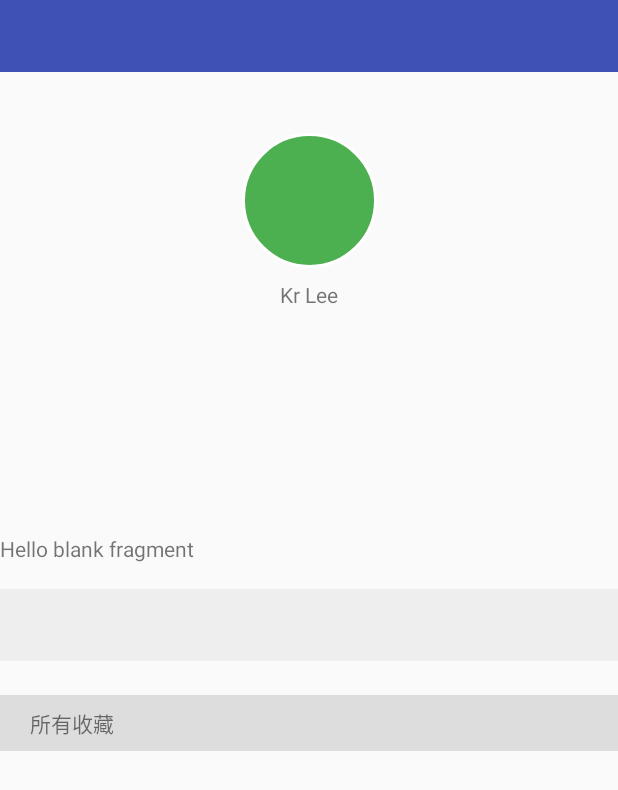
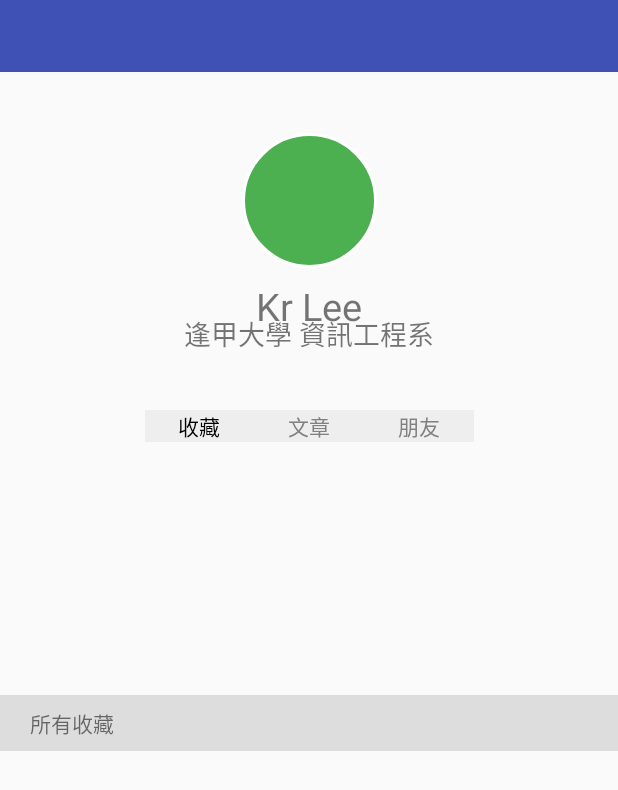
Before and after one commit to kiam123/FinalProject, an Android app: the fragment HomePageFragment shown on its own in the app's theme, on a phone screen of 412 x 824 dp. Shown: the top 790 px of the screen. Run offline under Robolectric (Android 15) with nearby library versions, the phone set to English and light mode, and no system bars.

Commit message:
update home pager fragment

```diff
--- a/app/src/main/java/tw/edu/fcu/recommendedfood/Activity/HomePageFragment.java
+++ b/app/src/main/java/tw/edu/fcu/recommendedfood/Activity/HomePageFragment.java
@@ -22,6 +22,7 @@ public class HomePageFragment extends Fragment {
     private ArrayList<Fragment> fragmentArrayList = new ArrayList<Fragment>();
     private ViewPager viewPager;
     private TabLayout mTabLayout;
+    private String[] mTitles = {"收藏","文章","朋友"};
 
     public HomePageFragment() {
         // Required empty public constructor
@@ -35,7 +36,6 @@ public class HomePageFragment extends Fragment {
         initFragment();
         initView(viewGroup);
 
-
         return viewGroup;
     }
 
@@ -43,7 +43,7 @@ public class HomePageFragment extends Fragment {
     public void initView(ViewGroup viewGroup){//不一定要用viewGroup，也可以直接使用getView()
         viewPager = (ViewPager) viewGroup.findViewById(R.id.viewpager);
         mTabLayout = (TabLayout) viewGroup.findViewById(R.id.tabs);
-        viewPager.setAdapter(new SimpleFragmentPagerAdapter(getChildFragmentManager(),fragmentArrayList));
+        viewPager.setAdapter(new SimpleFragmentPagerAdapter(getChildFragmentManager(),fragmentArrayList,mTitles));
         mTabLayout.setupWithViewPager(viewPager);
     }
 
@@ -58,9 +58,12 @@ public class HomePageFragment extends Fragment {
     //設定viewpager的adapter
     class SimpleFragmentPagerAdapter extends FragmentPagerAdapter {
         ArrayList<Fragment> fragmentArrayList = new ArrayList<Fragment>();
-        public SimpleFragmentPagerAdapter(FragmentManager fm, ArrayList<Fragment> fragmentArrayList) {
+        String[] mTitles;
+
+        public SimpleFragmentPagerAdapter(FragmentManager fm, ArrayList<Fragment> fragmentArrayList, String[] mTitles) {
             super(fm);
             this.fragmentArrayList = fragmentArrayList;
+            this.mTitles = mTitles;
         }
 
         @Override
@@ -72,5 +75,10 @@ public class HomePageFragment extends Fragment {
         public int getCount() {
             return fragmentArrayList.size();
         }
+
+        @Override
+        public CharSequence getPageTitle(int position) {
+            return mTitles[position];
+        }
     }
 }
--- a/app/src/main/res/layout/fragment_home_page_friends.xml
+++ b/app/src/main/res/layout/fragment_home_page_friends.xml
@@ -5,9 +5,9 @@
     tools:context="tw.edu.fcu.recommendedfood.Activity.HomePageFriendsFragment">
 
     <!-- TODO: Update blank fragment layout -->
-    <TextView
+
+    <ListView
+        android:id="@+id/listview"
         android:layout_width="match_parent"
-        android:layout_height="match_parent"
-        android:text="@string/hello_blank_fragment" />
-
+        android:layout_height="match_parent" />
 </FrameLayout>
--- a/app/src/main/res/layout/fragment_home_page_self_article.xml
+++ b/app/src/main/res/layout/fragment_home_page_self_article.xml
@@ -5,9 +5,9 @@
     tools:context="tw.edu.fcu.recommendedfood.Activity.HomePageSelfArticleFragment">
 
     <!-- TODO: Update blank fragment layout -->
-    <TextView
+
+    <ListView
+        android:id="@+id/listview"
         android:layout_width="match_parent"
-        android:layout_height="match_parent"
-        android:text="@string/hello_blank_fragment" />
-
+        android:layout_height="match_parent" />
 </FrameLayout>
--- a/app/src/main/res/layout/fragment_homepage.xml
+++ b/app/src/main/res/layout/fragment_homepage.xml
@@ -47,19 +47,55 @@
             android:layout_width="wrap_content"
             android:layout_height="wrap_content"
             android:text="Kr Lee"
+            android:layout_marginStart="8dp"
             android:layout_marginTop="8dp"
+            android:layout_marginEnd="8dp"
+            android:layout_marginLeft="8dp"
+            android:layout_marginRight="8dp"
+            android:textSize="25dp"
             app:layout_constraintTop_toBottomOf="@+id/layoutWithCircleDrawable"
+            app:layout_constraintLeft_toLeftOf="parent"
+            app:layout_constraintRight_toRightOf="parent"
+            />
+
+
+        <TextView
+            android:id="@+id/textView7"
+            android:layout_width="wrap_content"
+            android:layout_height="wrap_content"
+            android:text="逢甲大學 資訊工程系"
+            android:layout_marginTop="8dp"
+            android:layout_marginBottom="8dp"
             android:layout_marginLeft="8dp"
+            android:layout_marginRight="8dp"
+            android:textSize="18dp"
+            app:layout_constraintTop_toTopOf="parent"
+            app:layout_constraintBottom_toBottomOf="@+id/linearLayout2"
+            app:layout_constraintVertical_bias="0.32"
             app:layout_constraintLeft_toLeftOf="parent"
-            android:layout_marginRight="8dp"
             app:layout_constraintRight_toRightOf="parent"
             android:layout_marginStart="8dp"
             android:layout_marginEnd="8dp" />
 
+        <LinearLayout
+            android:layout_width="219dp"
+            android:layout_height="45dp"
+            android:layout_marginStart="8dp"
+            android:layout_marginEnd="8dp"
+            android:layout_marginRight="8dp"
+            app:layout_constraintRight_toRightOf="parent"
+            android:layout_marginLeft="8dp"
+            app:layout_constraintLeft_toLeftOf="parent"
+            app:layout_constraintTop_toTopOf="parent"
+            android:layout_marginTop="8dp"
+            app:layout_constraintBottom_toBottomOf="@+id/linearLayout2"
+            android:layout_marginBottom="8dp"
+            app:layout_constraintHorizontal_bias="0.503"
+            app:layout_constraintVertical_bias="0.474">
 
             <android.support.design.widget.TabLayout
                 android:id="@+id/tabs"
-            android:layout_width="0dp"
+                android:layout_width="match_parent"
                 android:layout_height="wrap_content"
                 android:background="#EEEEEE"
                 app:layout_constraintBottom_toBottomOf="parent"
@@ -67,10 +103,11 @@
                 app:layout_constraintLeft_toLeftOf="parent"
                 app:layout_constraintRight_toRightOf="parent"
                 app:layout_constraintTop_toTopOf="parent"
+                app:layout_constraintVertical_bias="0.473"
                 app:tabIndicatorHeight="0dp"
                 app:tabSelectedTextColor="#000"
-            app:tabTextColor="#fff"
-            app:layout_constraintVertical_bias="0.473" />
+                app:tabTextColor="#808080" />
+        </LinearLayout>
 
         <LinearLayout
             android:layout_width="0dp"
@@ -103,7 +140,8 @@
             app:layout_constraintHorizontal_bias="0.0"
             app:layout_constraintLeft_toLeftOf="parent"
             app:layout_constraintRight_toRightOf="parent"
-            app:layout_constraintTop_toTopOf="parent">
+            app:layout_constraintTop_toTopOf="parent"
+            android:id="@+id/linearLayout2">
 
             <tw.edu.fcu.recommendedfood.Widget.ChildViewPager
                 android:id="@+id/viewpager"
--- a/app/src/main/res/layout/fragment_homepager_collect.xml
+++ b/app/src/main/res/layout/fragment_homepager_collect.xml
@@ -5,9 +5,9 @@
     tools:context="tw.edu.fcu.recommendedfood.Activity.HomePageCollectArticleFragment">
 
     <!-- TODO: Update blank fragment layout -->
-    <TextView
+
+    <ListView
+        android:id="@+id/listview"
         android:layout_width="match_parent"
-        android:layout_height="match_parent"
-        android:text="@string/hello_blank_fragment" />
-
+        android:layout_height="match_parent" />
 </FrameLayout>
```
Lines whose indentation alone changed are shown as unchanged.
